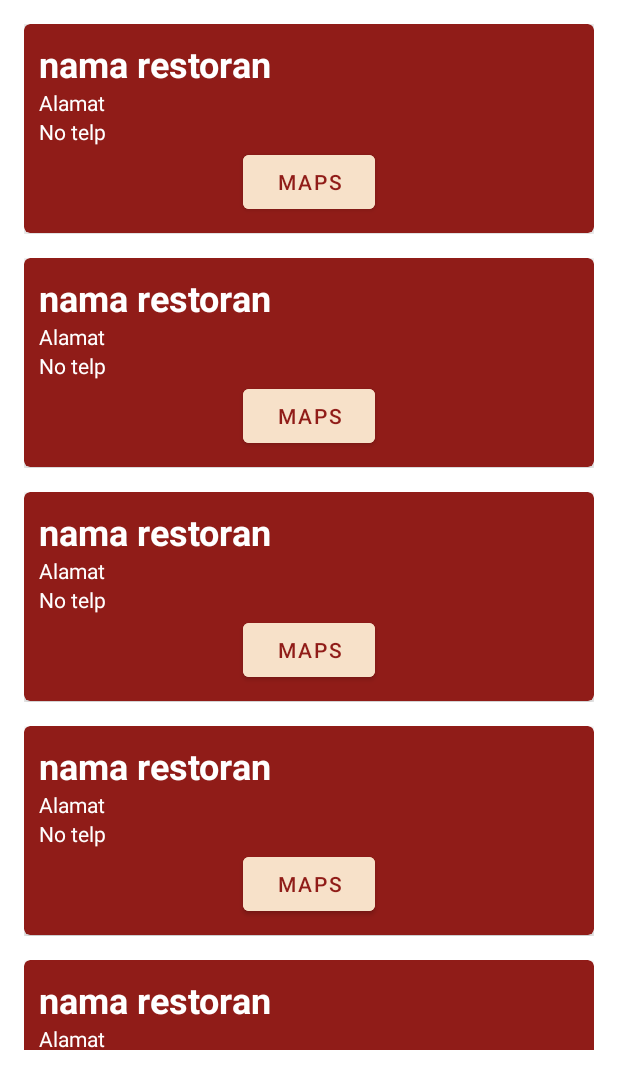
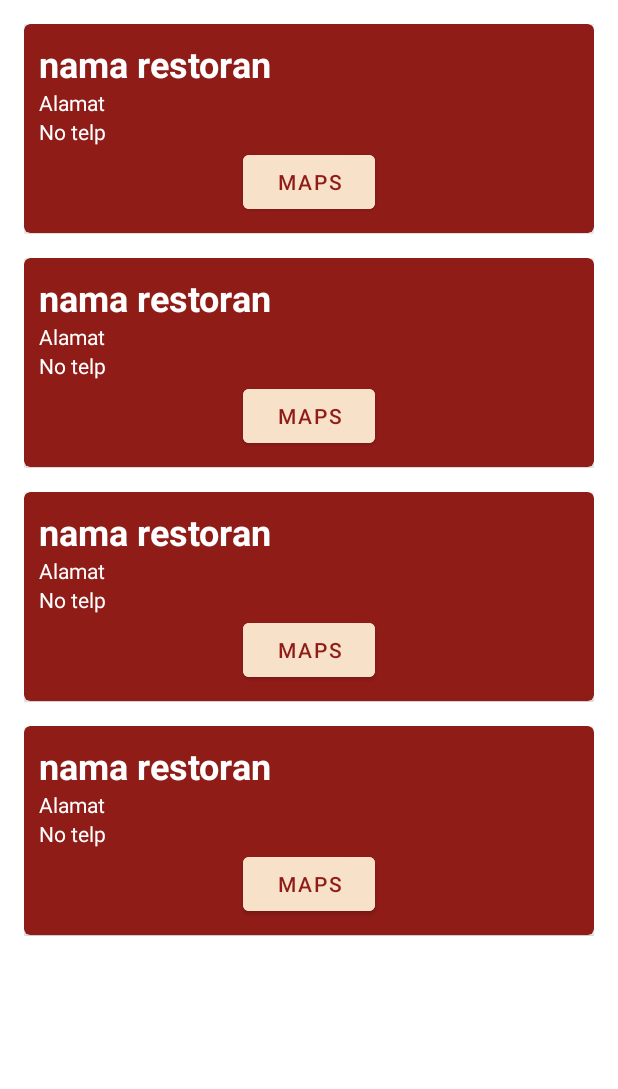
Before and after one commit to malikrafsan/Native-Android-App-Resto-Menu, an Android app: the layout fragment_restaurant.xml on its own in the app's theme, with its tools: preview values and no code run, on a phone screen of 412 x 824 dp. Shown: the top 1089 px of the screen. Run offline under Robolectric (Android 15) with nearby library versions, the phone set to English and light mode, and no system bars.

Commit message:
fixing broken layout in branch page

```diff
--- a/app/src/main/res/layout/fragment_restaurant.xml
+++ b/app/src/main/res/layout/fragment_restaurant.xml
@@ -15,7 +15,7 @@
         <androidx.recyclerview.widget.RecyclerView
             android:id="@+id/restaurantRecyclerview"
             android:layout_width="match_parent"
-            android:layout_height="700dp"
+            android:layout_height="631dp"
             tools:itemCount="5"
             tools:listitem="@layout/fragment_daftar_restaurant" />
 
```
